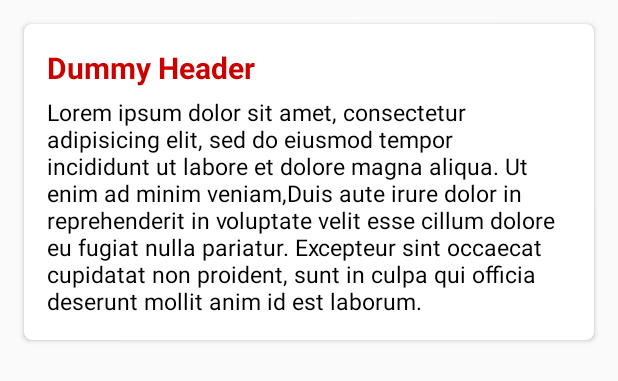
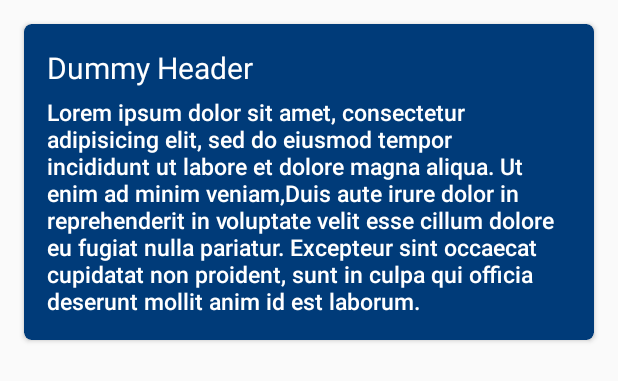
Before and after one commit to neptunian0/bluebankv2, an Android app: the layout scroll_view_item.xml on its own in the app's theme, with its tools: preview values and no code run, on a phone screen of 412 x 824 dp. Shown: the top 381 px of the screen. Run offline under Robolectric (Android 15) with nearby library versions, the light colour scheme and no system bars.

Commit message:
Recycler view adapter is working. Still unsure about the stability of the API calls.

```diff
--- a/app/src/main/res/layout/activity_main.xml
+++ b/app/src/main/res/layout/activity_main.xml
@@ -43,7 +43,8 @@
 
     </android.support.design.widget.AppBarLayout>
 
-    <include layout="@layout/nested_scroll_view"/>
+    <!--<include layout="@layout/nested_scroll_view"/>-->
+    <include layout="@layout/nested_recycler_view"/>
 
     <android.support.design.widget.FloatingActionButton
         android:layout_width="wrap_content"
--- a/app/src/main/res/layout/scroll_view_item.xml
+++ b/app/src/main/res/layout/scroll_view_item.xml
@@ -6,7 +6,8 @@
 	android:layout_height="wrap_content"
 	android:layout_margin="16dp"
 	android:elevation="5dp"
-	app:cardCornerRadius="5dp">
+	app:cardCornerRadius="5dp"
+	app:cardBackgroundColor="@color/RBSBlue">
 
 	<LinearLayout
 		android:layout_width="match_parent"
@@ -15,19 +16,23 @@
 		android:orientation="vertical">
 
 		<TextView
+			android:id="@+id/accountHeader"
 			android:layout_width="match_parent"
 			android:layout_height="wrap_content"
 			android:text="Dummy Header"
-			android:textColor="@android:color/holo_red_dark"
+			android:fontFamily="sans-serif-thin"
+			android:textColor="@android:color/white"
 			android:textSize="20sp"
 			android:textStyle="bold"/>
 
 		<TextView
+			android:id="@+id/accountBody"
 			android:layout_width="match_parent"
 			android:layout_height="wrap_content"
 			android:layout_marginTop="5dp"
+			android:fontFamily="sans-serif-medium"
 			android:text="@string/dummy_long_text"
-			android:textColor="@android:color/black"
+			android:textColor="@android:color/white"
 			android:textSize="15sp"/>
 
 	</LinearLayout>
--- a/app/src/main/res/values/colors.xml
+++ b/app/src/main/res/values/colors.xml
@@ -1,6 +1,19 @@
 <?xml version="1.0" encoding="utf-8"?>
 <resources>
-    <color name="colorPrimary">#3F51B5</color>
-    <color name="colorPrimaryDark">#303F9F</color>
-    <color name="colorAccent">#FF4081</color>
+    <color name="colorPrimary">@color/RBSBlue</color>
+    <color name="colorPrimaryDark">@color/RBSHeaderBlue</color>
+    <color name="colorAccent">@color/RBSCaledonianCrimson</color>
+
+    <color name="RBSBlue">#003B79</color>
+    <color name="RBSHeaderBlue">#012853</color>
+    <color name="RBSCaledonianCrimson">#B50054</color>
+    <color name="RBSSalmonPink">#E64442</color>
+    <color name="RBSWhiskeyGold">#E5730A</color>
+    <color name="RBSHighlandGreen">#96A400</color>
+    <color name="RBSArranAqua">#009F8D</color>
+    <color name="RBSSkyeBlue">#0079A2</color>
+    <color name="RBSThistlePurple">#711D68</color>
+    <color name="RBSEighteenthGreen">#7EA649</color>
+    <color name="RBSCallunaPink">#BD7893</color>
+    <color name="RBSScottishBluebell">#5479B6</color>
 </resources>
```
Also changed, not shown: app/src/main/java/com/lloydtucker/bluebankv2/helpers/AccountsAdapter.java (added, +88 -0 lines), app/src/main/res/layout/nested_recycler_view.xml (added, +22 -0 lines).
